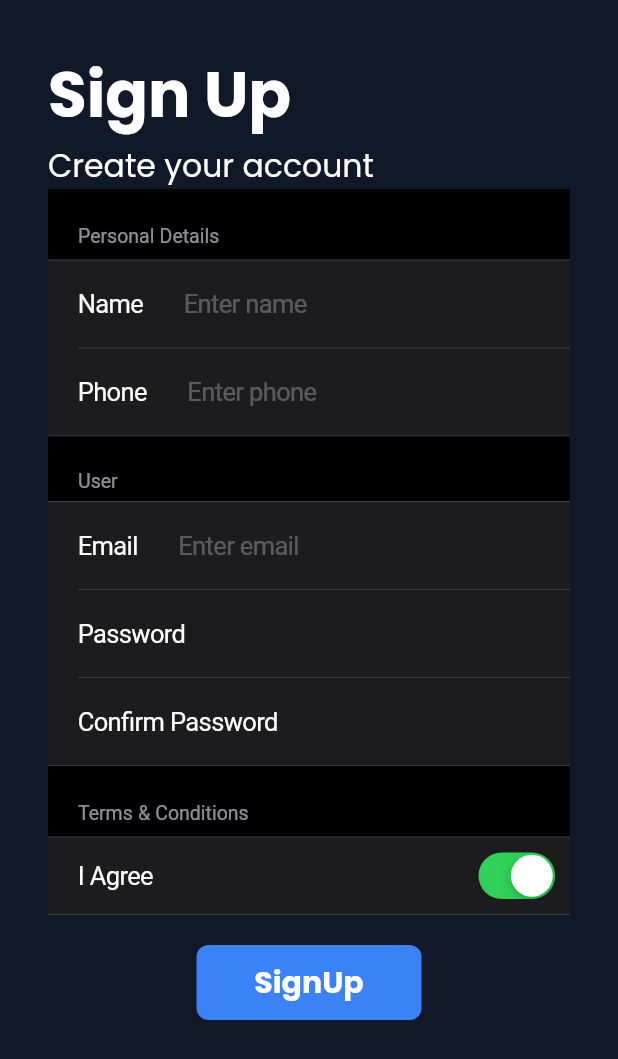
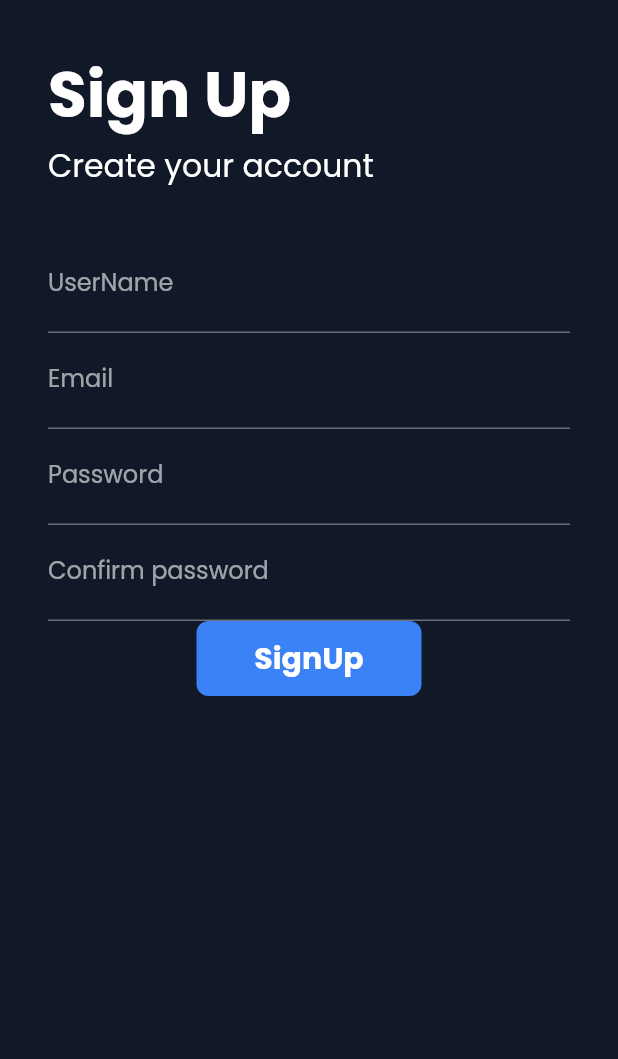
Before and after one commit to mohitrajsinha/scheduler_app, a Flutter app: the SignUpPage screen opened by its route, on a phone screen of 412 x 824 dp. Shown: the top 1059 px of the screen. Run offline on Flutter 3.47's test engine with Material 2 defaults, Android fonts, the phone set to English and light mode, and no system bars; our stand-ins replace firebase_auth, firebase_core, form_validator, google_fonts, syncfusion_flutter_calendar, top_snackbar_flutter and 1 more; missing offline and left inert: animated_snack_bar, dart:html, flutter_auto_form, gsheets; accounts and stored records are empty; key blocks and very long unbroken strings in the code were emptied for the run.

Commit message:
Update signup_page.dart
added snackbar to sign up

```diff
--- a/lib/pages/signup_page.dart
+++ b/lib/pages/signup_page.dart
@@ -1,6 +1,12 @@
+import 'dart:html';
+
+import 'package:animated_snack_bar/animated_snack_bar.dart';
 import 'package:flutter/cupertino.dart';
 import 'package:flutter/material.dart';
+import 'package:form_validator/form_validator.dart';
 import 'package:velocity_x/velocity_x.dart';
+import 'dart:developer';
+import 'package:firebase_auth/firebase_auth.dart';
 
 import '../utils/routes.dart';
 
@@ -10,6 +16,12 @@ class SignUpPage extends StatefulWidget {
 }
 
 class _SignUpPageState extends State<SignUpPage> {
+  TextEditingController nameController = TextEditingController();
+  TextEditingController phoneController = TextEditingController();
+  TextEditingController emailController = TextEditingController();
+  TextEditingController passwordController = TextEditingController();
+  TextEditingController cPasswordController = TextEditingController();
+
   String name = "";
   bool ChangeButton = false;
   final _formkey = GlobalKey<FormState>();
@@ -19,11 +31,54 @@ class _SignUpPageState extends State<SignUpPage> {
       setState(() {
         ChangeButton = true;
       });
-      await Future.delayed(Duration(seconds: 1));
+      await Future.delayed(const Duration(seconds: 1));
       await Navigator.pushNamed(context, MyRoutes.homeRoute);
       setState(() {
         ChangeButton = false;
       });
+    }
+  }
+
+
+  void createAccount() async {
+    String name = nameController.text.trim();
+    String phone = phoneController.text.trim();
+    String email = emailController.text.trim();
+    String password = passwordController.text.trim();
+    String cPassword = cPasswordController.text.trim();
+    if (email == "" ||
+        name == "" ||
+        phone == "" ||
+        password == "" ||
+        cPassword == "") {
+      log("Please fill all the details");
+      AnimatedSnackBar.material(
+        'Please fill all the fields',
+        type: AnimatedSnackBarType.info,
+        // mobileSnackBarPosition: MobileSnackBarPosition.top, // Position of snackbar on mobile devices
+        desktopSnackBarPosition: DesktopSnackBarPosition
+            .topCenter, // Position of snackbar on desktop devices
+      ).show(context);
+    } else if (password != cPassword) {
+      log("Passwords do not match");
+      AnimatedSnackBar.material(
+        'Password does not match',
+        type: AnimatedSnackBarType.info,
+        desktopSnackBarPosition: DesktopSnackBarPosition
+            .topCenter, // Position of snackbar on desktop devices
+      ).show(context);
+    } else {
+      try {
+        //create new acc
+        UserCredential userCredential = await FirebaseAuth.instance
+            .createUserWithEmailAndPassword(email: email, password: password);
+        if (userCredential.user != null) {
+          Navigator.pushNamed(context, MyRoutes.loginRoute);
+        }
+        log("User created successfully");
+      } on FirebaseAuthException catch (ex) {
+        log(ex.code.toString());
+      }
     }
   }
 
@@ -34,74 +89,137 @@ class _SignUpPageState extends State<SignUpPage> {
       body: SafeArea(
         child: Container(
           padding: Vx.m32,
-          child: Column(
-            crossAxisAlignment: CrossAxisAlignment.start,
-            children: [
+          child:
+              Column(crossAxisAlignment: CrossAxisAlignment.start, children: [
             "Sign Up".text.xl5.bold.color(context.theme.accentColor).make(),
             "Create your account".text.xl2.make(),
-              CupertinoFormSection(
-                  header: "Personal Details".text.make(),
-                  children: [
-                    CupertinoFormRow(
-                      child: CupertinoTextFormFieldRow(
-                        placeholder: "Enter name",
+            const Padding(
+              padding: EdgeInsets.symmetric(vertical: 16.0, horizontal: 600.0),
             ),
-                      prefix: "Name".text.make(),
+            TextFormField(
+              controller: nameController,
+              decoration: const InputDecoration(
+                hintText: "Enter UserName",
+                labelText: "UserName",
               ),
-                    CupertinoFormRow(
-                      child: CupertinoTextFormFieldRow(
-                        placeholder: "Enter phone",
+              validator: (value) {
+                if (value == null || value.isEmpty) {
+                  return "UserName cannot be empty";
+                }
+                return null;
+              },
+              onChanged: ((value) {
+                name = value;
+                setState(() {});
+              }),
             ),
-                      prefix: "Phone".text.make(),
-                    )
-                  ]),
-              CupertinoFormSection(header: "User".text.make(), children: [
-                CupertinoFormRow(
-                  child: CupertinoTextFormFieldRow(
-                    placeholder: "Enter email",
+
+            // TextFormField(
+            //   controller: phoneController,
+            //   decoration: const InputDecoration(
+            //     hintText: "Phone number",
+            //     labelText: "Contact",
+            //   ),
+            //   validator: (value) {
+            //     var phoneNumber = value;
+            //     var regexPattern = r'^(?:[+0][1-9])?[0-9]{10,12}$';
+            //     var regExp = new RegExp(regexPattern);
+
+            //     if (value?.length == 0) {
+            //       return "Invalid Phone number";
+            //     } else if (regExp.hasMatch(value!)) {
+            //       return "Invalid Phone number";
+            //     }
+            //     return "Invalid Phone number";
+            //   },
+            //   onChanged: ((value) {
+            //     name = value;
+            //     setState(() {});
+            //   }),
+            // ),
+
+
+            TextFormField(
+              controller: emailController,
+              decoration: const InputDecoration(
+                hintText: "Enter Email",
+                labelText: "Email",
               ),
-                  prefix: "Email".text.make(),
+              validator: ValidationBuilder().email().maxLength(50).build(),
+              onChanged: ((value) {
+                name = value;
+                setState(() {});
+              }),
             ),
-                CupertinoFormRow(
-                  child: CupertinoTextFormFieldRow(
-                    obscureText: true,
+            TextFormField(
+              controller: passwordController,
+              decoration: const InputDecoration(
+                hintText: "Enter Password",
+                labelText: "Password",
               ),
-                  prefix: "Password".text.make(),
+              validator: (value) {
+                if (value == null || value.isEmpty) {
+                  return "Password cannot be empty";
+                } else if (value.length < 6) {
+                  return "Password length must be 6";
+                }
+                return null;
+              },
+              onChanged: ((value) {
+                name = value;
+                setState(() {});
+              }),
             ),
-                CupertinoFormRow(
-                  child: CupertinoTextFormFieldRow(
-                    obscureText: true,
+            TextFormField(
+              controller: cPasswordController,
+              decoration: const InputDecoration(
+                hintText: "Confirm Password",
+                labelText: "Confirm password",
               ),
-                  prefix: "Confirm Password".text.make(),
-                )
-              ]),
-              CupertinoFormSection(
-                  header: "Terms & Conditions".text.make(),
-                  children: [
-                    CupertinoFormRow(
-                      child: CupertinoSwitch(
-                        value: true,
-                        onChanged: (value) {},
+              validator: (value) {
+                if (value == null || value.isEmpty) {
+                  return "Password cannot be empty";
+                } else if (value.length < 6) {
+                  return "Password length must be 6";
+                }
+                return null;
+              },
+              onChanged: ((value) {
+                name = value;
+                setState(() {});
+              }),
             ),
-                      prefix: "I Agree".text.make(),
-                    ),
-                  ]),
-              20.heightBox,
+            // CupertinoFormSection(
+            //     header: "Terms & Conditions".text.make(),
+            //     children: [
+            //       CupertinoFormRow(
+            //         prefix: "I Agree".text.make(),
+            //         child: CupertinoSwitch(
+            //           value: true,
+            //           onChanged: (value) {},
+            //         ),
+            //       ),
+            //     ]),
             Material(
               borderRadius: BorderRadius.circular(ChangeButton ? 50 : 8),
               color: context.theme.buttonColor,
               child: InkWell(
                 onTap: (() {
-                    Navigator.pushNamed(context, MyRoutes.homeRoute);
+                  createAccount();
+                  if (_formkey.currentState!.validate()) {
+                    ScaffoldMessenger.of(context).showSnackBar(
+                      const SnackBar(content: Text('Processing Data')),
+                    );
+                  }
                 }),
                 child: AnimatedContainer(
-                    duration: Duration(seconds: 1),
+                  duration: const Duration(seconds: 1),
                   width: ChangeButton ? 50 : 150,
                   height: 50,
                   alignment: Alignment.center,
                   child: ChangeButton
-                        ? Icon(Icons.done, color: Colors.white)
-                        : Text("SignUp",
+                      ? const Icon(Icons.done, color: Colors.white)
+                      : const Text("SignUp",
                           style: TextStyle(
                               color: Colors.white,
                               fontSize: 20,
@@ -109,8 +227,7 @@ class _SignUpPageState extends State<SignUpPage> {
                 ),
               ),
             ).centered(),
-            ],
-          ),
+          ]),
         ),
       ),
     );
```
Lines whose indentation alone changed are shown as unchanged.
